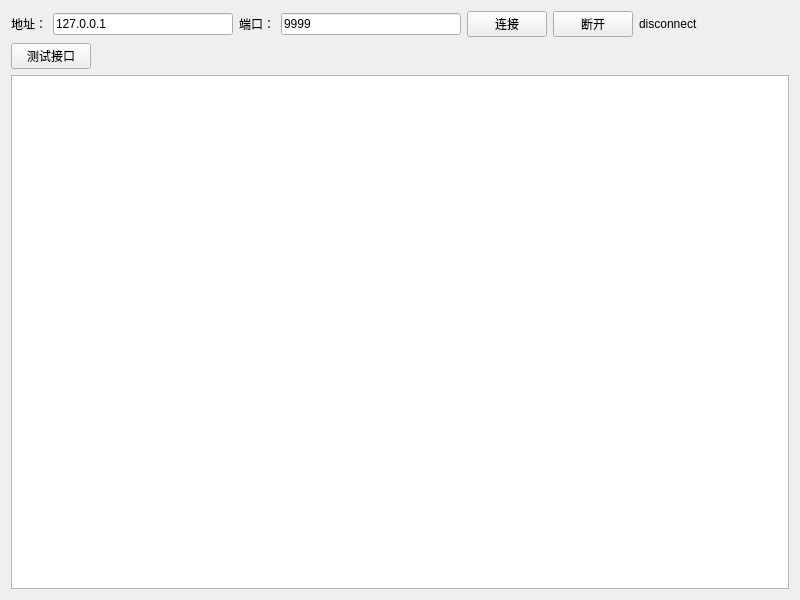
Above: example/client/widget.ui from Starry-Oceaning/qtrpc before the change. Below: the same form after it.
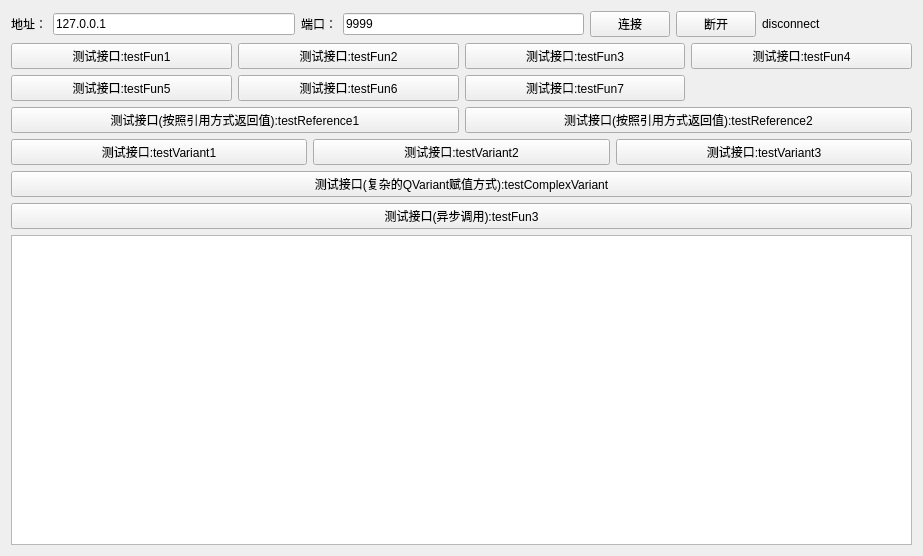
That is the form after the change.

What changed in the file:
```diff
--- a/example/client/widget.ui
+++ b/example/client/widget.ui
@@ -6,14 +6,14 @@
    <rect>
     <x>0</x>
     <y>0</y>
-    <width>800</width>
-    <height>600</height>
+    <width>923</width>
+    <height>556</height>
    </rect>
   </property>
   <property name="windowTitle">
    <string>Widget</string>
   </property>
-  <layout class="QVBoxLayout" name="verticalLayout">
+  <layout class="QVBoxLayout" name="verticalLayout_2">
    <item>
     <layout class="QHBoxLayout" name="horizontalLayout">
      <item>
@@ -74,26 +74,116 @@
     </layout>
    </item>
    <item>
-    <layout class="QHBoxLayout" name="horizontalLayout_2">
+    <layout class="QVBoxLayout" name="verticalLayout">
      <item>
-      <widget class="QPushButton" name="pushButton_test">
+      <layout class="QGridLayout" name="gridLayout">
+       <item row="0" column="0">
+        <widget class="QPushButton" name="pushButton_test">
+         <property name="text">
+          <string>测试接口:testFun1</string>
+         </property>
+        </widget>
+       </item>
+       <item row="0" column="1">
+        <widget class="QPushButton" name="pushButton_test_2">
+         <property name="text">
+          <string>测试接口:testFun2</string>
+         </property>
+        </widget>
+       </item>
+       <item row="0" column="2">
+        <widget class="QPushButton" name="pushButton_test_3">
+         <property name="text">
+          <string>测试接口:testFun3</string>
+         </property>
+        </widget>
+       </item>
+       <item row="0" column="3">
+        <widget class="QPushButton" name="pushButton_test_4">
+         <property name="text">
+          <string>测试接口:testFun4</string>
+         </property>
+        </widget>
+       </item>
+       <item row="1" column="0">
+        <widget class="QPushButton" name="pushButton_test_5">
+         <property name="text">
+          <string>测试接口:testFun5</string>
+         </property>
+        </widget>
+       </item>
+       <item row="1" column="1">
+        <widget class="QPushButton" name="pushButton_test_6">
+         <property name="text">
+          <string>测试接口:testFun6</string>
+         </property>
+        </widget>
+       </item>
+       <item row="1" column="2">
+        <widget class="QPushButton" name="pushButton_test_7">
+         <property name="text">
+          <string>测试接口:testFun7</string>
+         </property>
+        </widget>
+       </item>
+      </layout>
+     </item>
+     <item>
+      <layout class="QHBoxLayout" name="horizontalLayout_2">
+       <item>
+        <widget class="QPushButton" name="pushButton_test_8">
+         <property name="text">
+          <string>测试接口(按照引用方式返回值):testReference1</string>
+         </property>
+        </widget>
+       </item>
+       <item>
+        <widget class="QPushButton" name="pushButton_test_9">
+         <property name="text">
+          <string>测试接口(按照引用方式返回值):testReference2</string>
+         </property>
+        </widget>
+       </item>
+      </layout>
+     </item>
+     <item>
+      <layout class="QHBoxLayout" name="horizontalLayout_3">
+       <item>
+        <widget class="QPushButton" name="pushButton_test_10">
+         <property name="text">
+          <string>测试接口:testVariant1</string>
+         </property>
+        </widget>
+       </item>
+       <item>
+        <widget class="QPushButton" name="pushButton_test_11">
+         <property name="text">
+          <string>测试接口:testVariant2</string>
+         </property>
+        </widget>
+       </item>
+       <item>
+        <widget class="QPushButton" name="pushButton_test_12">
+         <property name="text">
+          <string>测试接口:testVariant3</string>
+         </property>
+        </widget>
+       </item>
+      </layout>
+     </item>
+     <item>
+      <widget class="QPushButton" name="pushButton_test_13">
        <property name="text">
-        <string>测试接口</string>
+        <string>测试接口(复杂的QVariant赋值方式):testComplexVariant</string>
        </property>
       </widget>
      </item>
      <item>
-      <spacer name="horizontalSpacer">
-       <property name="orientation">
-        <enum>Qt::Horizontal</enum>
+      <widget class="QPushButton" name="pushButton">
+       <property name="text">
+        <string>测试接口(异步调用):testFun3</string>
        </property>
-       <property name="sizeHint" stdset="0">
-        <size>
-         <width>40</width>
-         <height>20</height>
-        </size>
-       </property>
-      </spacer>
+      </widget>
      </item>
     </layout>
    </item>
```
